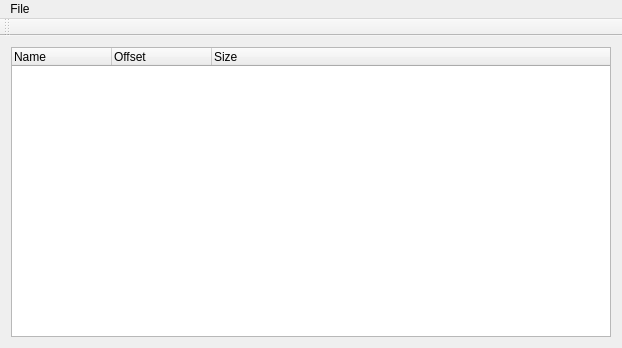
Before: the Qt Designer form mainwindow.ui in landaire/svod_unpacker, drawn with Qt 5.
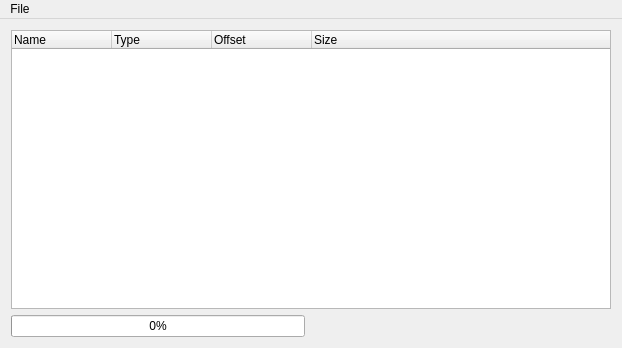
After: the same form once the commit is applied.

Commit message: Added "Type" column

```diff
--- a/mainwindow.ui
+++ b/mainwindow.ui
@@ -17,6 +17,12 @@
    <layout class="QVBoxLayout" name="verticalLayout_2">
     <item>
      <widget class="QTreeWidget" name="treeWidget">
+      <property name="alternatingRowColors">
+       <bool>true</bool>
+      </property>
+      <property name="selectionMode">
+       <enum>QAbstractItemView::MultiSelection</enum>
+      </property>
       <property name="animated">
        <bool>true</bool>
       </property>
@@ -25,6 +31,11 @@
         <string>Name</string>
        </property>
       </column>
+      <column>
+       <property name="text">
+        <string>Type</string>
+       </property>
+      </column>
       <column>
        <property name="text">
         <string>Offset</string>
@@ -37,6 +48,37 @@
       </column>
      </widget>
     </item>
+    <item>
+     <layout class="QHBoxLayout" name="horizontalLayout">
+      <item>
+       <widget class="QProgressBar" name="progressBar">
+        <property name="value">
+         <number>0</number>
+        </property>
+       </widget>
+      </item>
+      <item>
+       <spacer name="horizontalSpacer">
+        <property name="orientation">
+         <enum>Qt::Horizontal</enum>
+        </property>
+        <property name="sizeHint" stdset="0">
+         <size>
+          <width>40</width>
+          <height>20</height>
+         </size>
+        </property>
+       </spacer>
+      </item>
+      <item>
+       <widget class="QLabel" name="label">
+        <property name="text">
+         <string/>
+        </property>
+       </widget>
+      </item>
+     </layout>
+    </item>
    </layout>
   </widget>
   <widget class="QMenuBar" name="menuBar">
@@ -56,14 +98,6 @@
    </widget>
    <addaction name="menuFile"/>
   </widget>
-  <widget class="QToolBar" name="mainToolBar">
-   <attribute name="toolBarArea">
-    <enum>TopToolBarArea</enum>
-   </attribute>
-   <attribute name="toolBarBreak">
-    <bool>false</bool>
-   </attribute>
-  </widget>
   <action name="actionOpen_SVOD_Root_Director">
    <property name="text">
     <string>Open SVOD Root Director</string>
```
